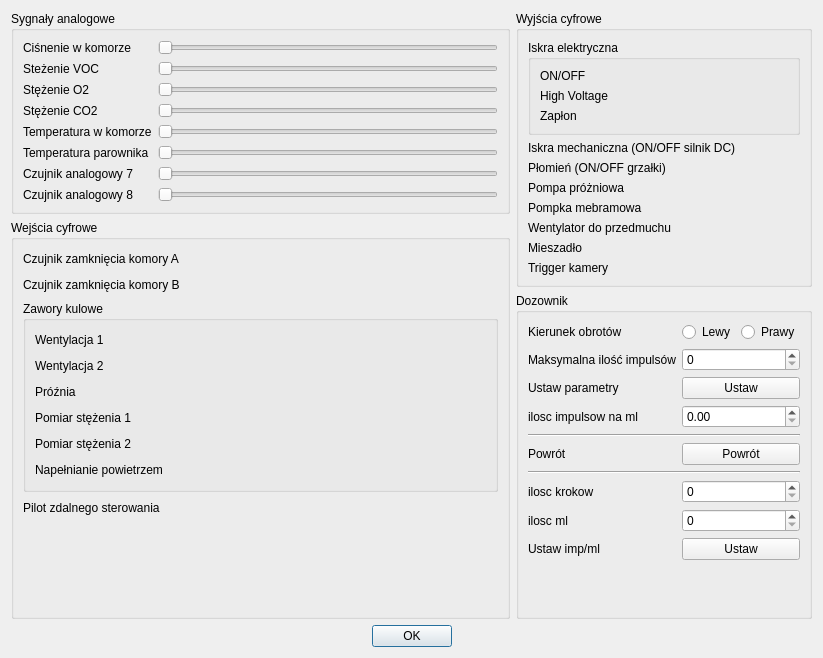
wiacekmarcin/StanowiskoChemiczne, file app/urzadzenia.ui: the form before one commit.
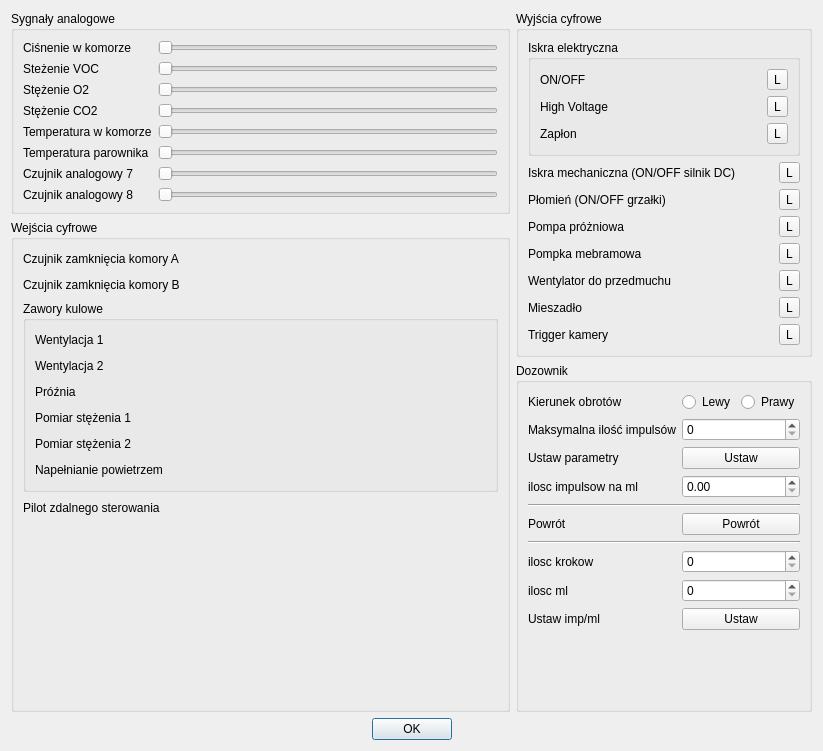
The form after the commit. Custom widgets are drawn as their Qt base class.

Diff of the .ui file:
```diff
--- a/app/urzadzenia.ui
+++ b/app/urzadzenia.ui
@@ -7,7 +7,7 @@
     <x>0</x>
     <y>0</y>
     <width>823</width>
-    <height>658</height>
+    <height>751</height>
    </rect>
   </property>
   <property name="windowTitle">
@@ -150,30 +150,90 @@
      <property name="title">
       <string>Wyjścia cyfrowe</string>
      </property>
-     <layout class="QFormLayout" name="formLayout_3">
-      <item row="0" column="0" colspan="2">
+     <layout class="QGridLayout" name="gridLayout_6">
+      <item row="3" column="0">
+       <widget class="QLabel" name="l_out_6">
+        <property name="text">
+         <string>Pompa próżniowa</string>
+        </property>
+       </widget>
+      </item>
+      <item row="7" column="0">
+       <widget class="QLabel" name="l_out_a">
+        <property name="text">
+         <string>Trigger kamery</string>
+        </property>
+       </widget>
+      </item>
+      <item row="1" column="0">
+       <widget class="QLabel" name="l_out_4">
+        <property name="text">
+         <string>Iskra mechaniczna (ON/OFF silnik DC)</string>
+        </property>
+       </widget>
+      </item>
+      <item row="3" column="1">
+       <widget class="DigitalOutWidget" name="out_6" native="true"/>
+      </item>
+      <item row="4" column="0">
+       <widget class="QLabel" name="l_out_7">
+        <property name="text">
+         <string>Pompka mebramowa</string>
+        </property>
+       </widget>
+      </item>
+      <item row="4" column="1">
+       <widget class="DigitalOutWidget" name="out_7" native="true"/>
+      </item>
+      <item row="6" column="1">
+       <widget class="DigitalOutWidget" name="out_9" native="true"/>
+      </item>
+      <item row="6" column="0">
+       <widget class="QLabel" name="l_out_9">
+        <property name="text">
+         <string>Mieszadło</string>
+        </property>
+       </widget>
+      </item>
+      <item row="2" column="1">
+       <widget class="DigitalOutWidget" name="out_5" native="true"/>
+      </item>
+      <item row="5" column="0">
+       <widget class="QLabel" name="l_out_8">
+        <property name="text">
+         <string>Wentylator do przedmuchu</string>
+        </property>
+       </widget>
+      </item>
+      <item row="5" column="1">
+       <widget class="DigitalOutWidget" name="out_8" native="true"/>
+      </item>
+      <item row="1" column="1">
+       <widget class="DigitalOutWidget" name="out_4" native="true"/>
+      </item>
+      <item row="7" column="1">
+       <widget class="DigitalOutWidget" name="out_a" native="true"/>
+      </item>
+      <item row="2" column="0">
+       <widget class="QLabel" name="l_out_5">
+        <property name="text">
+         <string>Płomień (ON/OFF grzałki)</string>
+        </property>
+       </widget>
+      </item>
+      <item row="1" column="2">
+       <widget class="QToolButton" name="tb_out_4">
+        <property name="text">
+         <string>L</string>
+        </property>
+       </widget>
+      </item>
+      <item row="0" column="0" colspan="3">
        <widget class="QGroupBox" name="groupBox_5">
         <property name="title">
          <string>Iskra elektryczna</string>
         </property>
-        <layout class="QFormLayout" name="formLayout_4">
-         <item row="0" column="0">
-          <widget class="QLabel" name="l_out_1">
-           <property name="text">
-            <string>ON/OFF</string>
-           </property>
-          </widget>
-         </item>
-         <item row="0" column="1">
-          <widget class="DigitalOutWidget" name="out_1" native="true"/>
-         </item>
-         <item row="1" column="0">
-          <widget class="QLabel" name="l_out_2">
-           <property name="text">
-            <string>High Voltage</string>
-           </property>
-          </widget>
-         </item>
+        <layout class="QGridLayout" name="gridLayout_5">
          <item row="1" column="1">
           <widget class="DigitalOutWidget" name="out_2" native="true"/>
          </item>
@@ -187,79 +247,89 @@
          <item row="2" column="1">
           <widget class="DigitalOutWidget" name="out_3" native="true"/>
          </item>
+         <item row="0" column="0">
+          <widget class="QLabel" name="l_out_1">
+           <property name="text">
+            <string>ON/OFF</string>
+           </property>
+          </widget>
+         </item>
+         <item row="1" column="0">
+          <widget class="QLabel" name="l_out_2">
+           <property name="text">
+            <string>High Voltage</string>
+           </property>
+          </widget>
+         </item>
+         <item row="0" column="1">
+          <widget class="DigitalOutWidget" name="out_1" native="true"/>
+         </item>
+         <item row="0" column="2">
+          <widget class="QToolButton" name="tb_out_1">
+           <property name="text">
+            <string>L</string>
+           </property>
+          </widget>
+         </item>
+         <item row="1" column="2">
+          <widget class="QToolButton" name="tb_out_2">
+           <property name="text">
+            <string>L</string>
+           </property>
+          </widget>
+         </item>
+         <item row="2" column="2">
+          <widget class="QToolButton" name="tb_out_3">
+           <property name="text">
+            <string>L</string>
+           </property>
+          </widget>
+         </item>
         </layout>
        </widget>
       </item>
-      <item row="1" column="0">
-       <widget class="QLabel" name="l_out_4">
+      <item row="2" column="2">
+       <widget class="QToolButton" name="tb_out_5">
         <property name="text">
-         <string>Iskra mechaniczna (ON/OFF silnik DC)</string>
+         <string>L</string>
         </property>
        </widget>
       </item>
-      <item row="1" column="1">
-       <widget class="QWidget" name="out_4" native="true"/>
-      </item>
-      <item row="2" column="0">
-       <widget class="QLabel" name="l_out_5">
+      <item row="3" column="2">
+       <widget class="QToolButton" name="tb_out_6">
         <property name="text">
-         <string>Płomień (ON/OFF grzałki)</string>
+         <string>L</string>
         </property>
        </widget>
       </item>
-      <item row="2" column="1">
-       <widget class="DigitalOutWidget" name="out_5" native="true"/>
-      </item>
-      <item row="3" column="0">
-       <widget class="QLabel" name="l_out_6">
+      <item row="4" column="2">
+       <widget class="QToolButton" name="tb_out_7">
         <property name="text">
-         <string>Pompa próżniowa</string>
+         <string>L</string>
         </property>
        </widget>
       </item>
-      <item row="3" column="1">
-       <widget class="DigitalOutWidget" name="out_6" native="true"/>
-      </item>
-      <item row="4" column="0">
-       <widget class="QLabel" name="l_out_7">
+      <item row="5" column="2">
+       <widget class="QToolButton" name="tb_out_8">
         <property name="text">
-         <string>Pompka mebramowa</string>
+         <string>L</string>
         </property>
        </widget>
       </item>
-      <item row="4" column="1">
-       <widget class="DigitalOutWidget" name="out_7" native="true"/>
-      </item>
-      <item row="5" column="0">
-       <widget class="QLabel" name="l_out_8">
+      <item row="6" column="2">
+       <widget class="QToolButton" name="tb_out_9">
         <property name="text">
-         <string>Wentylator do przedmuchu</string>
+         <string>L</string>
         </property>
        </widget>
       </item>
-      <item row="5" column="1">
-       <widget class="DigitalOutWidget" name="out_8" native="true"/>
-      </item>
-      <item row="6" column="0">
-       <widget class="QLabel" name="l_out_9">
+      <item row="7" column="2">
+       <widget class="QToolButton" name="tb_out_a">
         <property name="text">
-         <string>Mieszadło</string>
+         <string>L</string>
         </property>
        </widget>
       </item>
-      <item row="6" column="1">
-       <widget class="DigitalOutWidget" name="out_9" native="true"/>
-      </item>
-      <item row="7" column="0">
-       <widget class="QLabel" name="l_out_10">
-        <property name="text">
-         <string>Trigger kamery</string>
-        </property>
-       </widget>
-      </item>
-      <item row="7" column="1">
-       <widget class="DigitalOutWidget" name="out_10" native="true"/>
-      </item>
      </layout>
     </widget>
    </item>
```
